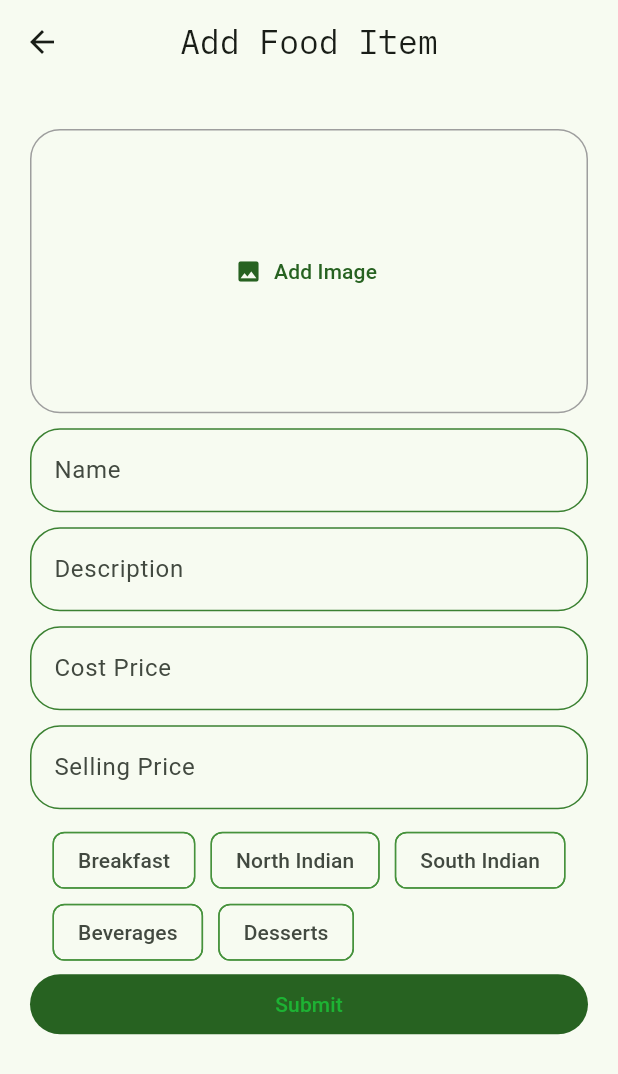
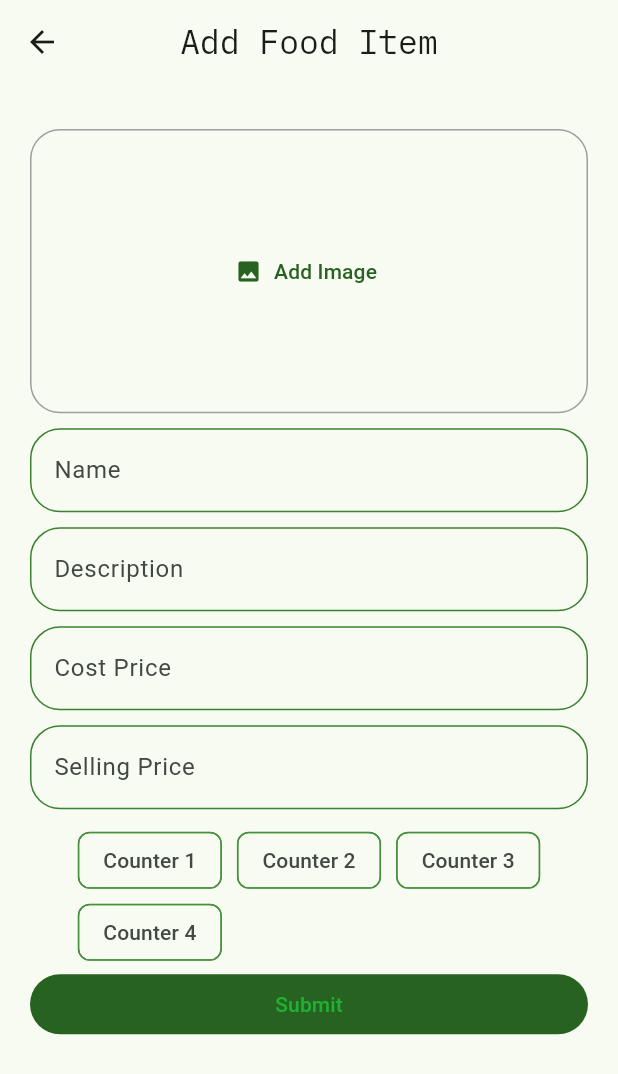
Before and after one commit to Cscreed3131/Silicon_Eats, a Flutter app: the AdminHomeScreen screen opened by its route, tab 2 chosen, after a tap on "Add Items", on a phone screen of 412 x 824 dp. Shown: the top 1074 px of the screen. Run offline on Flutter 3.47's test engine with Material 2 defaults, Android fonts, the phone set to English and light mode, and no system bars; our stand-ins replace cloud_firestore, firebase_auth, firebase_core, firebase_storage, flutter_riverpod, image_picker; accounts and stored records are empty.

Commit message:
made the home screen and admin food widget dynamic

```diff
--- a/lib/main.dart
+++ b/lib/main.dart
@@ -10,7 +10,7 @@ import 'package:sorasummit/src/admin/screens/add_food_item_screen.dart';
 import 'package:sorasummit/src/admin/screens/admin_home_screen.dart';
 import 'package:sorasummit/src/auth/login_screen.dart';
 import 'package:sorasummit/src/auth/signup_screen.dart';
-import 'package:sorasummit/src/home/home_screen.dart';
+import 'package:sorasummit/src/home/screens/home_screen.dart';
 
 void main() async {
   WidgetsFlutterBinding.ensureInitialized();
--- a/lib/src/admin/screens/add_food_item_screen.dart
+++ b/lib/src/admin/screens/add_food_item_screen.dart
@@ -40,11 +40,10 @@ class BuildForm extends ConsumerStatefulWidget {
 
 class _BuildFormState extends ConsumerState<BuildForm> {
   List<String> categories = [
-    "Breakfast",
-    "North Indian",
-    "South Indian",
-    "Beverages",
-    "Desserts",
+    "Counter 1",
+    "Counter 2",
+    "Counter 3",
+    "Counter 4",
   ];
 
   final _formKey = GlobalKey<FormState>();
@@ -113,7 +112,6 @@ class _BuildFormState extends ConsumerState<BuildForm> {
   @override
   Widget build(BuildContext context) {
     int? id = ref.watch(foodItemCountProvider);
-    print(id);
     return Padding(
       padding: const EdgeInsets.all(20.0),
       child: Form(
--- a/lib/src/admin/widgets/admin_add_food_widget.dart
+++ b/lib/src/admin/widgets/admin_add_food_widget.dart
@@ -1,17 +1,21 @@
-// import 'package:cliff/sub_sections/Admin/add_food_item_screen.dart';
 import 'package:flutter/material.dart';
+import 'package:flutter_riverpod/flutter_riverpod.dart';
+
+import 'package:sorasummit/providers/food_data_provider.dart';
 import 'package:sorasummit/src/admin/screens/add_food_item_screen.dart';
 
-class AdminAddFoodWidget extends StatefulWidget {
+class AdminAddFoodWidget extends ConsumerStatefulWidget {
   const AdminAddFoodWidget({super.key});
 
   @override
-  State<AdminAddFoodWidget> createState() => _AdminAddFoodWidgetState();
+  ConsumerState<AdminAddFoodWidget> createState() => _AdminAddFoodWidgetState();
 }
 
-class _AdminAddFoodWidgetState extends State<AdminAddFoodWidget> {
+class _AdminAddFoodWidgetState extends ConsumerState<AdminAddFoodWidget> {
   @override
   Widget build(BuildContext context) {
+    var foodItemDetails =
+        ref.watch(foodItemNameAndSellingPriceAndImageProvider);
     return SingleChildScrollView(
       child: Column(
         crossAxisAlignment: CrossAxisAlignment.start,
@@ -22,7 +26,7 @@ class _AdminAddFoodWidgetState extends State<AdminAddFoodWidget> {
 
           Center(
             child: Text(
-              '₹ 1,000',
+              '₹ 1,000', // dynamic on the number of items sold.
               style: TextStyle(
                 fontSize: MediaQuery.of(context).size.height * 0.06,
                 fontFamily: 'IBMPlexMono',
@@ -40,11 +44,12 @@ class _AdminAddFoodWidgetState extends State<AdminAddFoodWidget> {
                 fontSize: MediaQuery.of(context).size.height * 0.02,
                 fontFamily: 'IBMPlexMono',
               ),
-          )),
+            ),
+          ),
 
           Center(
               child: Text(
-            '+₹800 from last month',
+            '+₹800 from last month', // use richText
             maxLines: 3,
             style: TextStyle(
               fontSize: MediaQuery.of(context).size.height * 0.02,
@@ -94,8 +99,9 @@ class _AdminAddFoodWidgetState extends State<AdminAddFoodWidget> {
           ListView.builder(
             shrinkWrap: true,
             physics: const NeverScrollableScrollPhysics(),
-            itemCount: 10,
+            itemCount: foodItemDetails.length,
             itemBuilder: (context, index) {
+              var listItem = foodItemDetails[index];
               return ListTile(
                 leading: Container(
                   height: MediaQuery.of(context).size.height * 0.05,
@@ -104,22 +110,21 @@ class _AdminAddFoodWidgetState extends State<AdminAddFoodWidget> {
                     borderRadius: BorderRadius.circular(10),
                     image: DecorationImage(
                       //random image
-                      image:
-                          NetworkImage('https://picsum.photos/200$index/300'),
+                      image: NetworkImage(listItem['imageUrl']),
                       fit: BoxFit.cover,
                     ),
                     color: Theme.of(context).colorScheme.primary,
                   ),
                 ),
                 title: Text(
-                  'Item $index',
+                  '${listItem['name']}',
                   style: TextStyle(
                     fontSize: MediaQuery.of(context).size.height * 0.02,
                     fontFamily: 'IBMPlexMono',
                   ),
                 ),
                 trailing: Text(
-                  '₹ 100',
+                  '₹ ${listItem['sellingPrice']}',
                   style: TextStyle(
                     fontSize: MediaQuery.of(context).size.height * 0.02,
                     fontFamily: 'IBMPlexMono',
--- a/lib/src/auth/login_screen.dart
+++ b/lib/src/auth/login_screen.dart
@@ -2,7 +2,7 @@ import 'package:flutter/material.dart';
 
 import 'package:firebase_auth/firebase_auth.dart';
 import 'package:sorasummit/src/auth/signup_screen.dart';
-import 'package:sorasummit/src/home/home_screen.dart';
+import 'package:sorasummit/src/home/screens/home_screen.dart';
 
 class LoginScreen extends StatefulWidget {
   const LoginScreen({Key? key}) : super(key: key);
```
Also changed, not shown: lib/providers/food_data_provider.dart (+43 -0 lines), lib/src/home/screens/home_screen.dart (renamed from lib/src/home/home_screen.dart, +21 -104 lines), lib/src/home/widgets/app_drawer_widget.dart (deleted, +0 -56 lines), lib/src/home/widgets/food_item_widget.dart (added, +112 -0 lines), lib/src/home/widgets/profile_dialog_box.dart (+6 -4 lines). Lines whose indentation alone changed are shown as unchanged.
